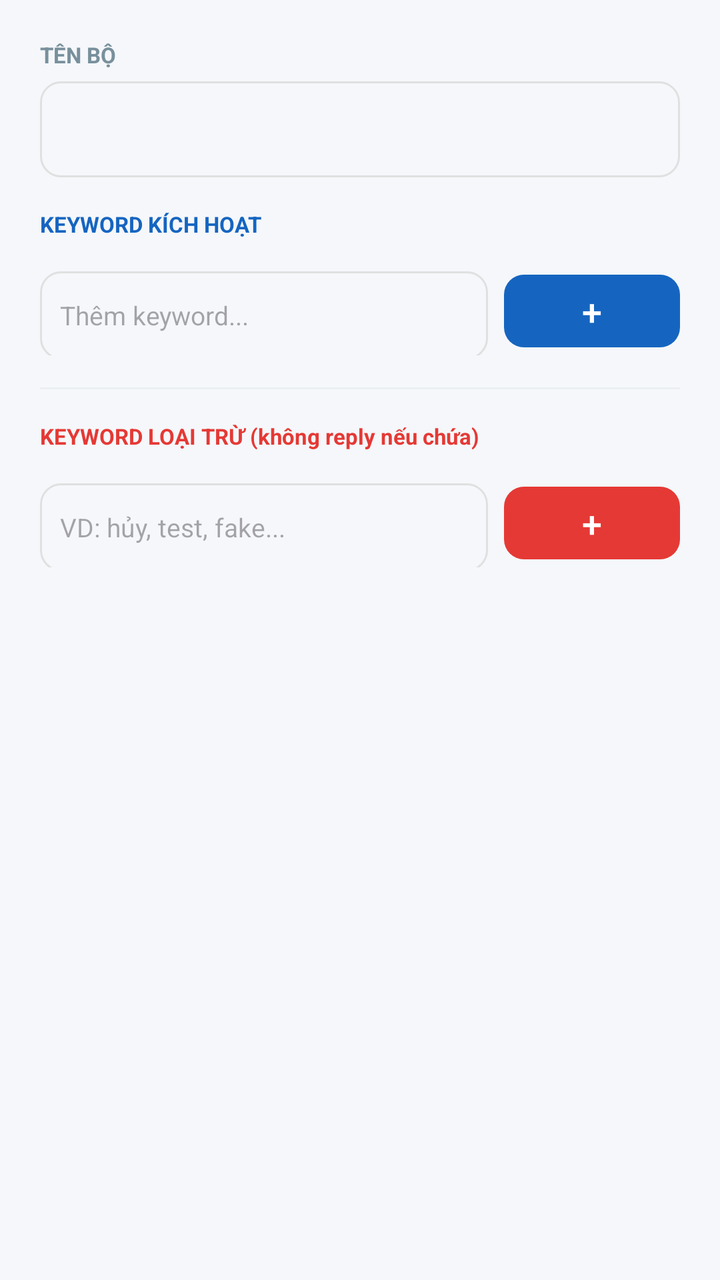
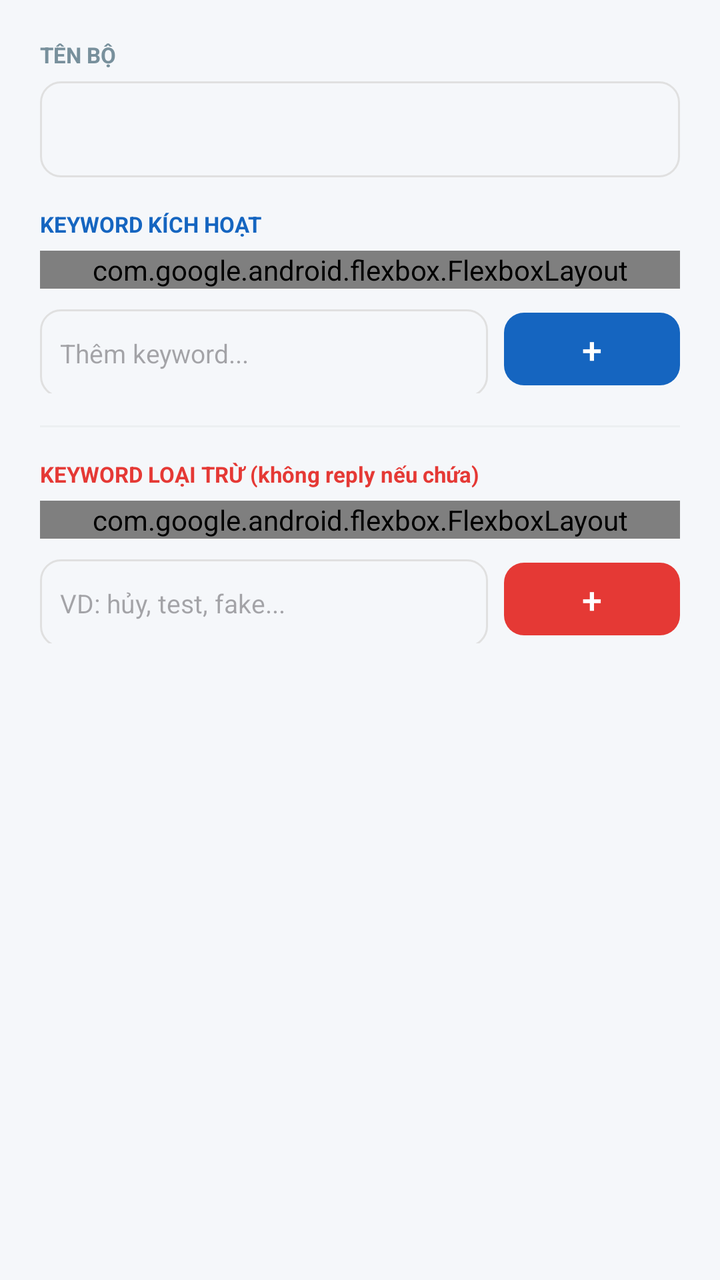

An Android layout rendered at two revisions. The XML below is the earlier revision; the diff shows what the commit changed to produce the second picture.
<!-- AndroidManifest.xml: application theme Theme.App -->
<!-- res/layout/dialog_set_detail.xml -->
<?xml version="1.0" encoding="utf-8"?>
<androidx.core.widget.NestedScrollView xmlns:android="http://schemas.android.com/apk/res/android"
    android:layout_width="match_parent" android:layout_height="wrap_content"
    android:overScrollMode="always" android:fillViewport="true">

    <LinearLayout android:layout_width="match_parent" android:layout_height="wrap_content"
        android:orientation="vertical" android:padding="20dp">

        
        <TextView android:layout_width="wrap_content" android:layout_height="wrap_content"
            android:text="TÊN BỘ" android:textSize="11sp" android:textColor="#78909C"
            android:textStyle="bold" android:layout_marginBottom="6dp"/>
        <EditText android:id="@+id/et_set_name" android:layout_width="match_parent"
            android:layout_height="wrap_content" android:minHeight="@dimen/input_min_height"
            android:inputType="text"
            android:background="@drawable/bg_field" android:paddingHorizontal="12dp"
            android:textSize="14sp" android:layout_marginBottom="16dp"/>

        
        <TextView android:layout_width="wrap_content" android:layout_height="wrap_content"
            android:text="KEYWORD KÍCH HOẠT" android:textSize="11sp" android:textColor="#1565C0"
            android:textStyle="bold" android:layout_marginBottom="6dp"/>

        <androidx.recyclerview.widget.RecyclerView android:id="@+id/rv_kw"
            android:layout_width="match_parent" android:layout_height="wrap_content"
            android:layout_marginBottom="8dp"/>

        <LinearLayout android:layout_width="match_parent" android:layout_height="wrap_content"
            android:orientation="horizontal" android:layout_marginBottom="16dp">
            <EditText android:id="@+id/et_add_kw" android:layout_width="0dp"
                android:layout_height="wrap_content" android:minHeight="44dp"
                android:layout_weight="1"
                android:hint="Thêm keyword..." android:inputType="text"
                android:background="@drawable/bg_field" android:paddingHorizontal="10dp"
                android:textSize="13sp"/>
            <com.google.android.material.button.MaterialButton android:id="@+id/btn_add_kw"
                android:layout_width="wrap_content" android:layout_height="wrap_content"
                android:minHeight="44dp" android:layout_marginStart="8dp" android:text="+" android:textSize="18sp"
                app:cornerRadius="10dp" app:backgroundTint="#1565C0"
                xmlns:app="http://schemas.android.com/apk/res-auto"/>
        </LinearLayout>

        
        <View android:layout_width="match_parent" android:layout_height="1dp"
            android:background="#ECEFF1" android:layout_marginBottom="16dp"/>

        
        <TextView android:layout_width="wrap_content" android:layout_height="wrap_content"
            android:text="KEYWORD LOẠI TRỪ (không reply nếu chứa)" android:textSize="11sp"
            android:textColor="#E53935" android:textStyle="bold" android:layout_marginBottom="6dp"/>

        <androidx.recyclerview.widget.RecyclerView android:id="@+id/rv_ex"
            android:layout_width="match_parent" android:layout_height="wrap_content"
            android:layout_marginBottom="8dp"/>

        <LinearLayout android:layout_width="match_parent" android:layout_height="wrap_content"
            android:orientation="horizontal">
            <EditText android:id="@+id/et_add_ex" android:layout_width="0dp"
                android:layout_height="wrap_content" android:minHeight="44dp"
                android:layout_weight="1"
                android:hint="VD: hủy, test, fake..." android:inputType="text"
                android:background="@drawable/bg_field" android:paddingHorizontal="10dp"
                android:textSize="13sp"/>
            <com.google.android.material.button.MaterialButton android:id="@+id/btn_add_ex"
                android:layout_width="wrap_content" android:layout_height="wrap_content"
                android:minHeight="44dp" android:layout_marginStart="8dp" android:text="+" android:textSize="18sp"
                app:cornerRadius="10dp" app:backgroundTint="#E53935"
                xmlns:app="http://schemas.android.com/apk/res-auto"/>
        </LinearLayout>

    </LinearLayout>
</androidx.core.widget.NestedScrollView>
<!-- resources referenced by this layout -->
<resources>
  <dimen name="input_min_height">48dp</dimen>
  <!-- drawable bg_field (drawable) -->
  <?xml version="1.0" encoding="utf-8"?>
  <shape xmlns:android="http://schemas.android.com/apk/res/android">
      <corners android:radius="10dp"/>
      <solid android:color="#F5F7FA"/>
      <stroke android:width="1dp" android:color="#E0E0E0"/>
  </shape>
  <style name="Theme.App" parent="Theme.Material3.Light.NoActionBar">
          <item name="colorPrimary">#1565C0</item>
          <item name="colorOnPrimary">#FFFFFF</item>
          <item name="android:windowBackground">#F5F7FA</item>
          <item name="android:statusBarColor">#1565C0</item>
          <item name="android:navigationBarColor">#F5F7FA</item>
      </style>
</resources>

<!-- the commit's change to res/layout/dialog_set_detail.xml (unified diff, before → after) -->
@@ -1,7 +1,10 @@
 <?xml version="1.0" encoding="utf-8"?>
 <androidx.core.widget.NestedScrollView xmlns:android="http://schemas.android.com/apk/res/android"
-    android:layout_width="match_parent" android:layout_height="wrap_content"
-    android:overScrollMode="always" android:fillViewport="true">
+    xmlns:app="http://schemas.android.com/apk/res-auto"
+    android:id="@+id/scroll_root"
+    android:layout_width="match_parent" android:layout_height="match_parent"
+    android:overScrollMode="always" android:fillViewport="false"
+    android:fadeScrollbars="false" android:scrollbars="vertical">
 
     <LinearLayout android:layout_width="match_parent" android:layout_height="wrap_content"
         android:orientation="vertical" android:padding="20dp">
@@ -21,9 +24,12 @@
             android:text="KEYWORD KÍCH HOẠT" android:textSize="11sp" android:textColor="#1565C0"
             android:textStyle="bold" android:layout_marginBottom="6dp"/>
 
-        <androidx.recyclerview.widget.RecyclerView android:id="@+id/rv_kw"
+        
+        <com.google.android.flexbox.FlexboxLayout android:id="@+id/flex_kw"
             android:layout_width="match_parent" android:layout_height="wrap_content"
-            android:layout_marginBottom="8dp"/>
+            android:layout_marginBottom="8dp"
+            app:flexDirection="row"
+            app:flexWrap="wrap"/>
 
         <LinearLayout android:layout_width="match_parent" android:layout_height="wrap_content"
             android:orientation="horizontal" android:layout_marginBottom="16dp">
@@ -36,8 +42,7 @@
             <com.google.android.material.button.MaterialButton android:id="@+id/btn_add_kw"
                 android:layout_width="wrap_content" android:layout_height="wrap_content"
                 android:minHeight="44dp" android:layout_marginStart="8dp" android:text="+" android:textSize="18sp"
-                app:cornerRadius="10dp" app:backgroundTint="#1565C0"
-                xmlns:app="http://schemas.android.com/apk/res-auto"/>
+                app:cornerRadius="10dp" app:backgroundTint="#1565C0"/>
         </LinearLayout>
 
         
@@ -49,9 +54,12 @@
             android:text="KEYWORD LOẠI TRỪ (không reply nếu chứa)" android:textSize="11sp"
             android:textColor="#E53935" android:textStyle="bold" android:layout_marginBottom="6dp"/>
 
-        <androidx.recyclerview.widget.RecyclerView android:id="@+id/rv_ex"
+        
+        <com.google.android.flexbox.FlexboxLayout android:id="@+id/flex_ex"
             android:layout_width="match_parent" android:layout_height="wrap_content"
-            android:layout_marginBottom="8dp"/>
+            android:layout_marginBottom="8dp"
+            app:flexDirection="row"
+            app:flexWrap="wrap"/>
 
         <LinearLayout android:layout_width="match_parent" android:layout_height="wrap_content"
             android:orientation="horizontal">
@@ -64,8 +72,7 @@
             <com.google.android.material.button.MaterialButton android:id="@+id/btn_add_ex"
                 android:layout_width="wrap_content" android:layout_height="wrap_content"
                 android:minHeight="44dp" android:layout_marginStart="8dp" android:text="+" android:textSize="18sp"
-                app:cornerRadius="10dp" app:backgroundTint="#E53935"
-                xmlns:app="http://schemas.android.com/apk/res-auto"/>
+                app:cornerRadius="10dp" app:backgroundTint="#E53935"/>
         </LinearLayout>
 
     </LinearLayout>
